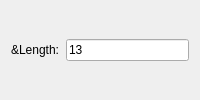
This is Krokus.ui in marekw2143/krokus as Qt 5 draws it before an edit. The edited form follows.
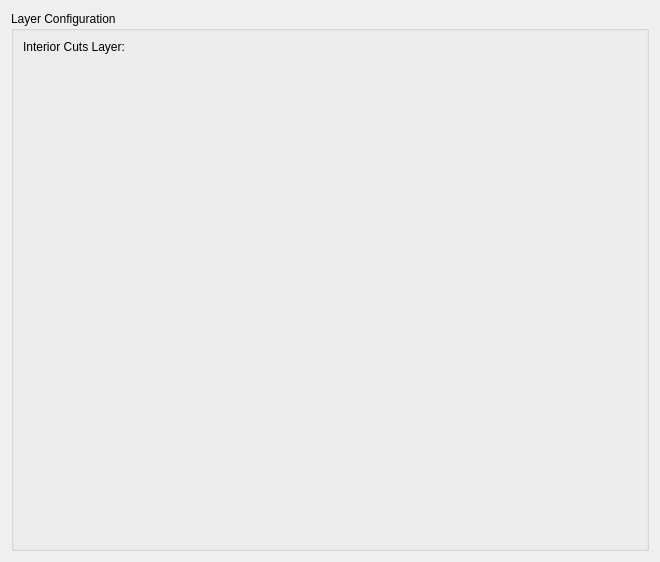
This is the edited form. Custom widgets are drawn as their Qt base class.

```diff
--- a/Krokus.ui
+++ b/Krokus.ui
@@ -1,32 +1,48 @@
 <?xml version="1.0" encoding="UTF-8"?>
 <ui version="4.0">
  <class>Krokus</class>
- <widget class="QWidget" name="ExMyMinimal">
-  <layout class="QHBoxLayout">
+ <widget class="QDialog" name="Krokus">
+  <property name="geometry">
+   <rect>
+    <x>0</x>
+    <y>0</y>
+    <width>660</width>
+    <height>562</height>
+   </rect>
+  </property>
+  <property name="windowTitle">
+   <string>Shaper Origin Exporter</string>
+  </property>
+  <property name="modal">
+   <bool>true</bool>
+  </property>
+  <layout class="QVBoxLayout" name="verticalLayout_3">
    <item>
-    <widget class="QLabel" name="RadiusLabel">
-     <property name="text">
-      <string>&amp;Length:</string>
+    <widget class="QGroupBox" name="layerBox">
+     <property name="enabled">
+      <bool>true</bool>
      </property>
-     <property name="buddy">
-      <cstring>IFDISJIOFS</cstring>
+     <property name="title">
+      <string>Layer Configuration</string>
      </property>
-    </widget>
-   </item>
-   <item>
-    <widget class="RMathLineEdit" name="Radius">
-     <property name="text">
-      <string notr="true">13</string>
-     </property>
+     <layout class="QFormLayout" name="formLayout2">
+      <item row="0" column="0">
+       <widget class="QLabel" name="InteriorCutsLayerLabel">
+        <property name="text">
+         <string>Interior Cuts Layer:</string>
+        </property>
+       </widget>
+      </item>
+     </layout>
     </widget>
    </item>
   </layout>
  </widget>
  <customwidgets>
   <customwidget>
-   <class>RMathLineEdit</class>
-   <extends>QLineEdit</extends>
-   <header>RMathLineEdit.h</header>
+   <class>RMathComboBox</class>
+   <extends>QWidget</extends>
+   <header>rmathcombobox.h</header>
   </customwidget>
  </customwidgets>
  <resources/>
```
Left out of the diff: 6 changed lines with no effect on the pictures.
